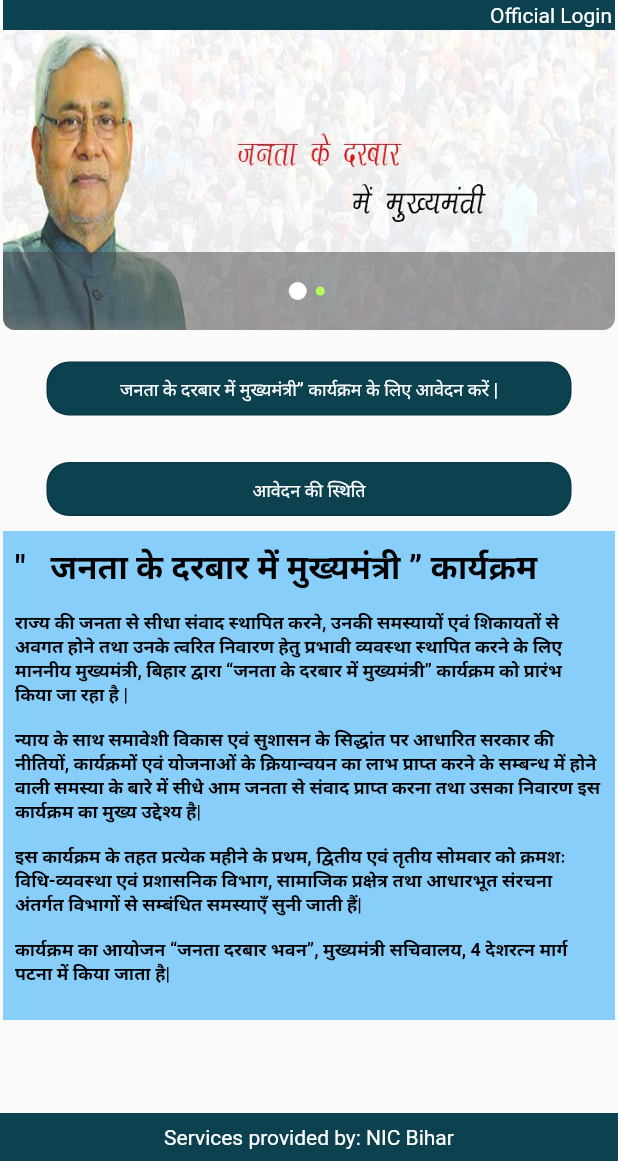
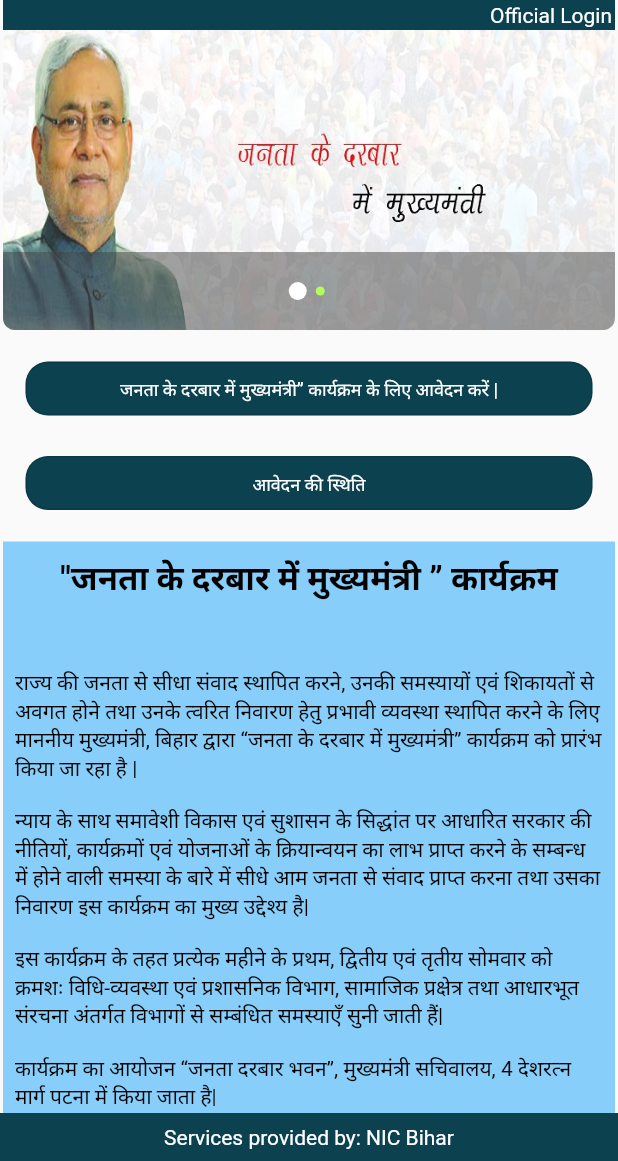
Before and after one commit to nagma12/jantakadarbar_influtter, a Flutter app: the screen it shows after launch, on a phone screen of 412 x 824 dp, the part 75-1236 px from its top. Run offline on Flutter 3.47's test engine with Material 2 defaults, Android fonts, the phone set to English and light mode, and no system bars; drawn by our look-alikes of carousel_pro.

Commit message:
#Fix1: Design improvement

```diff
--- a/lib/Screens/activity_main_page.dart
+++ b/lib/Screens/activity_main_page.dart
@@ -84,8 +84,8 @@ class _MainScreenState extends State<MainScreen> {
                     ),
                   ),
                   Container(
+                    width: double.infinity,
                     margin: EdgeInsets.all(15),
-                    width: 350,
                     child: OutlinedButton(
                       child: Text(
                         " जनता के दरबार में मुख्यमंत्री” कार्यक्रम के लिए आवेदन करें | ",
@@ -102,8 +102,8 @@ class _MainScreenState extends State<MainScreen> {
                     ),
                   ),
                   Container(
-                    margin: EdgeInsets.all(4),
-                    width: 350,
+                    width: double.infinity,
+                    margin: EdgeInsets.fromLTRB(15, 0, 15, 15),
                     child: OutlinedButton(
                       child: Text(
                         " आवेदन की स्थिति ",
@@ -126,21 +126,24 @@ class _MainScreenState extends State<MainScreen> {
                     alignment: Alignment.center,
                     //child: Text(" जनता के दरबार में मुख्यमंत्री” कार्यक्रम " ),
 
-                    child: RichText(
+                    child: Column(
+                      mainAxisAlignment: MainAxisAlignment.center,
+                      children: [
+                        RichText(
                           text: TextSpan(
-                          text: '"   जनता के दरबार में मुख्यमंत्री ” कार्यक्रम  ' +
+                              text: '"जनता के दरबार में मुख्यमंत्री ” कार्यक्रम' +
                                   "\n",
-
-
                               style: TextStyle(
                                 fontSize: 22,
                                 color: Colors.black,
                                 fontWeight: FontWeight.bold,
+                              ),
 
+                              children: <TextSpan>[]),
+                        ),
 
-                          ),
-                          children: <TextSpan>[
-                            TextSpan(
+                        RichText(
+                          text: TextSpan(
                               text: "\n" +
                                   "राज्य की जनता से सीधा संवाद स्थापित करने, उनकी समस्यायों एवं शिकायतों से अवगत होने तथा उनके त्वरित निवारण हेतु प्रभावी व्यवस्था स्थापित करने के लिए माननीय मुख्यमंत्री, बिहार द्वारा “जनता के दरबार में मुख्यमंत्री” कार्यक्रम को प्रारंभ किया जा रहा है | \n" +
                                   "\n" +
@@ -150,12 +153,14 @@ class _MainScreenState extends State<MainScreen> {
                                   "\n" +
                                   "कार्यक्रम का आयोजन “जनता दरबार भवन”, मुख्यमंत्री सचिवालय, 4 देशरत्न मार्ग पटना में किया जाता है|\n",
                               style: TextStyle(
-                                fontSize: 12,
+                                fontSize: 14,
+                                color: Colors.black,
                                 //fontStyle: FontStyle.italic,
                                 //fontWeight: FontWeight.bold,
                               ),
+                              children: <TextSpan>[]),
                         ),
-                          ]),
+                      ],
                     ),
                   ),
 
```
Lines whose indentation alone changed are shown as unchanged.
